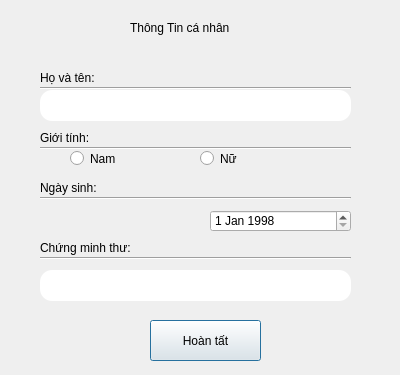
duydvu/Library, file PersonalInfo.ui: the form before one commit.
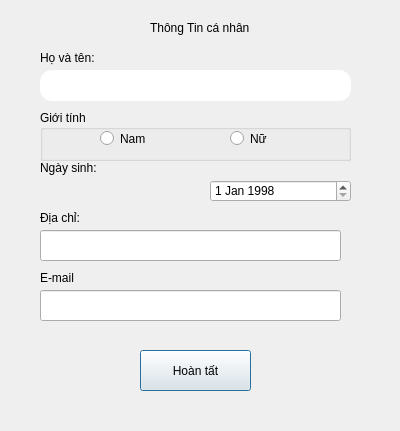
The form after the commit.

What changed in the file:
```diff
--- a/PersonalInfo.ui
+++ b/PersonalInfo.ui
@@ -7,7 +7,7 @@
     <x>0</x>
     <y>0</y>
     <width>400</width>
-    <height>375</height>
+    <height>431</height>
    </rect>
   </property>
   <property name="windowTitle">
@@ -16,7 +16,7 @@
   <widget class="QLabel" name="label">
    <property name="geometry">
     <rect>
-     <x>130</x>
+     <x>150</x>
      <y>20</y>
      <width>141</width>
      <height>16</height>
@@ -26,24 +26,11 @@
     <string>Thông Tin cá nhân</string>
    </property>
   </widget>
-  <widget class="Line" name="line">
+  <widget class="QLabel" name="name_2">
    <property name="geometry">
     <rect>
      <x>40</x>
-     <y>80</y>
-     <width>311</width>
-     <height>16</height>
-    </rect>
-   </property>
-   <property name="orientation">
-    <enum>Qt::Horizontal</enum>
-   </property>
-  </widget>
-  <widget class="QLabel" name="label_2">
-   <property name="geometry">
-    <rect>
-     <x>40</x>
-     <y>70</y>
+     <y>50</y>
      <width>61</width>
      <height>16</height>
     </rect>
@@ -69,7 +56,7 @@
    <property name="geometry">
     <rect>
      <x>40</x>
-     <y>90</y>
+     <y>70</y>
      <width>311</width>
      <height>31</height>
     </rect>
@@ -92,129 +79,11 @@
     <string/>
    </property>
   </widget>
-  <widget class="Line" name="line_2">
+  <widget class="QLabel" name="dateOfBirth_2">
    <property name="geometry">
     <rect>
      <x>40</x>
-     <y>250</y>
-     <width>311</width>
-     <height>16</height>
-    </rect>
-   </property>
-   <property name="orientation">
-    <enum>Qt::Horizontal</enum>
-   </property>
-  </widget>
-  <widget class="QLineEdit" name="CMND">
-   <property name="geometry">
-    <rect>
-     <x>40</x>
-     <y>270</y>
-     <width>311</width>
-     <height>31</height>
-    </rect>
-   </property>
-   <property name="styleSheet">
-    <string notr="true">border-width: 0px;
-border-radius: 12px;
-background-color: white;
-padding-left: 12px;
-font-size: 14px;
-font: 63 12pt &quot;Myriad Pro Light&quot;;</string>
-   </property>
-   <property name="text">
-    <string/>
-   </property>
-   <property name="readOnly">
-    <bool>false</bool>
-   </property>
-   <property name="placeholderText">
-    <string/>
-   </property>
-  </widget>
-  <widget class="QLabel" name="label_4">
-   <property name="geometry">
-    <rect>
-     <x>40</x>
-     <y>240</y>
-     <width>101</width>
-     <height>16</height>
-    </rect>
-   </property>
-   <property name="text">
-    <string>Chứng minh thư:</string>
-   </property>
-  </widget>
-  <widget class="Line" name="line_3">
-   <property name="geometry">
-    <rect>
-     <x>40</x>
-     <y>140</y>
-     <width>311</width>
-     <height>16</height>
-    </rect>
-   </property>
-   <property name="orientation">
-    <enum>Qt::Horizontal</enum>
-   </property>
-  </widget>
-  <widget class="QLabel" name="label_5">
-   <property name="geometry">
-    <rect>
-     <x>40</x>
-     <y>130</y>
-     <width>101</width>
-     <height>16</height>
-    </rect>
-   </property>
-   <property name="text">
-    <string>Giới tính:</string>
-   </property>
-  </widget>
-  <widget class="QRadioButton" name="male">
-   <property name="geometry">
-    <rect>
-     <x>70</x>
-     <y>150</y>
-     <width>82</width>
-     <height>17</height>
-    </rect>
-   </property>
-   <property name="text">
-    <string>Nam</string>
-   </property>
-  </widget>
-  <widget class="QRadioButton" name="female">
-   <property name="geometry">
-    <rect>
-     <x>200</x>
-     <y>150</y>
-     <width>82</width>
-     <height>17</height>
-    </rect>
-   </property>
-   <property name="text">
-    <string>Nữ</string>
-   </property>
-  </widget>
-  <widget class="Line" name="line_4">
-   <property name="geometry">
-    <rect>
-     <x>40</x>
-     <y>190</y>
-     <width>311</width>
-     <height>16</height>
-    </rect>
-   </property>
-   <property name="orientation">
-    <enum>Qt::Horizontal</enum>
-   </property>
-  </widget>
-  <widget class="QLabel" name="label_6">
-   <property name="geometry">
-    <rect>
-     <x>40</x>
-     <y>180</y>
+     <y>160</y>
      <width>101</width>
      <height>16</height>
     </rect>
@@ -227,7 +96,7 @@
    <property name="geometry">
     <rect>
      <x>210</x>
-     <y>210</y>
+     <y>180</y>
      <width>141</width>
      <height>22</height>
     </rect>
@@ -240,11 +109,37 @@
     </date>
    </property>
   </widget>
-  <widget class="QPushButton" name="pushButton">
+  <widget class="QLabel" name="address_2">
    <property name="geometry">
     <rect>
-     <x>150</x>
-     <y>320</y>
+     <x>40</x>
+     <y>210</y>
+     <width>101</width>
+     <height>16</height>
+    </rect>
+   </property>
+   <property name="text">
+    <string>Địa chỉ:</string>
+   </property>
+  </widget>
+  <widget class="QLabel" name="email_2">
+   <property name="geometry">
+    <rect>
+     <x>40</x>
+     <y>270</y>
+     <width>101</width>
+     <height>16</height>
+    </rect>
+   </property>
+   <property name="text">
+    <string>E-mail</string>
+   </property>
+  </widget>
+  <widget class="QPushButton" name="Done">
+   <property name="geometry">
+    <rect>
+     <x>140</x>
+     <y>350</y>
      <width>111</width>
      <height>41</height>
     </rect>
@@ -253,6 +148,77 @@
     <string>Hoàn tất</string>
    </property>
   </widget>
+  <widget class="QGroupBox" name="Sex">
+   <property name="geometry">
+    <rect>
+     <x>40</x>
+     <y>110</y>
+     <width>311</width>
+     <height>51</height>
+    </rect>
+   </property>
+   <property name="title">
+    <string>Giới tính</string>
+   </property>
+   <widget class="QRadioButton" name="male">
+    <property name="geometry">
+     <rect>
+      <x>60</x>
+      <y>20</y>
+      <width>82</width>
+      <height>17</height>
+     </rect>
+    </property>
+    <property name="text">
+     <string>Nam</string>
+    </property>
+    <property name="checkable">
+     <bool>true</bool>
+    </property>
+    <property name="checked">
+     <bool>false</bool>
+    </property>
+    <property name="autoRepeat">
+     <bool>false</bool>
+    </property>
+   </widget>
+   <widget class="QRadioButton" name="female">
+    <property name="geometry">
+     <rect>
+      <x>190</x>
+      <y>20</y>
+      <width>82</width>
+      <height>17</height>
+     </rect>
+    </property>
+    <property name="text">
+     <string>Nữ</string>
+    </property>
+    <property name="autoRepeat">
+     <bool>false</bool>
+    </property>
+   </widget>
+  </widget>
+  <widget class="QLineEdit" name="address">
+   <property name="geometry">
+    <rect>
+     <x>40</x>
+     <y>230</y>
+     <width>301</width>
+     <height>31</height>
+    </rect>
+   </property>
+  </widget>
+  <widget class="QLineEdit" name="email">
+   <property name="geometry">
+    <rect>
+     <x>40</x>
+     <y>290</y>
+     <width>301</width>
+     <height>31</height>
+    </rect>
+   </property>
+  </widget>
  </widget>
  <resources/>
  <connections/>
```
Left out of the diff: 23 changed lines with no effect on the pictures.
